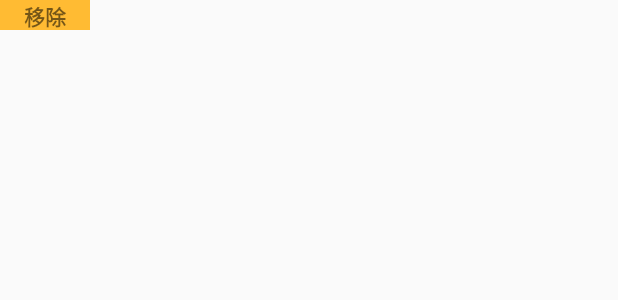
After one commit to Terran-Marine/arcoreDemo, an Android app: the layout control_text.xml on its own in the app's theme, with its tools: preview values and no code run, on a phone screen of 412 x 824 dp. The commit adds this screen. Shown: the top 300 px of the screen. Run offline under Robolectric (Android 15) with nearby library versions, the phone set to English and light mode, and no system bars.

Commit message:
调整地球大小 增加删除物体的标签 修复一些问题

```diff
--- /dev/null
+++ b/app/src/main/res/layout/control_text.xml
@@ -0,0 +1,15 @@
+<?xml version="1.0" encoding="utf-8"?>
+<RelativeLayout xmlns:android="http://schemas.android.com/apk/res/android"
+    android:layout_width="60dp"
+    android:layout_height="20dp">
+
+    <TextView
+        android:id="@+id/UI_controlMsg"
+        android:layout_width="match_parent"
+        android:layout_height="match_parent"
+        android:background="@android:color/holo_orange_light"
+        android:gravity="center"
+        android:text="移除"
+        android:textStyle="bold" />
+
+</RelativeLayout>
```
Also changed, not shown: app/src/main/java/com/example/gongjian/arcoresceneformdemo/MainActivity.kt (+94 -9 lines), 1 other file.
